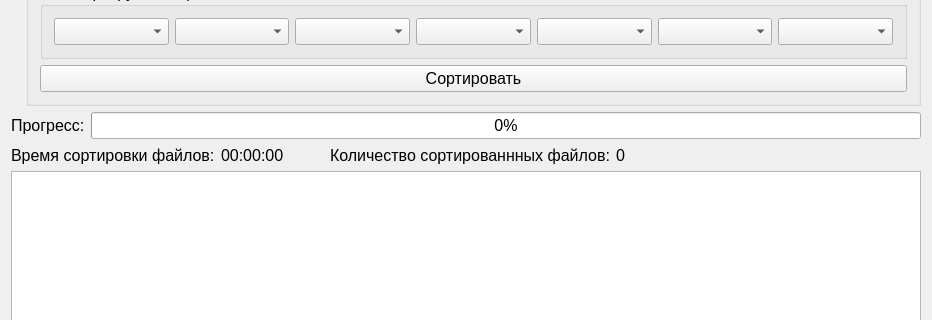
DruidCat/dcsort, file src/dcsort.ui: the form before one commit; both pictures show x 0 to 932 and y 185 to 505 of the 932 by 663 pixel window.
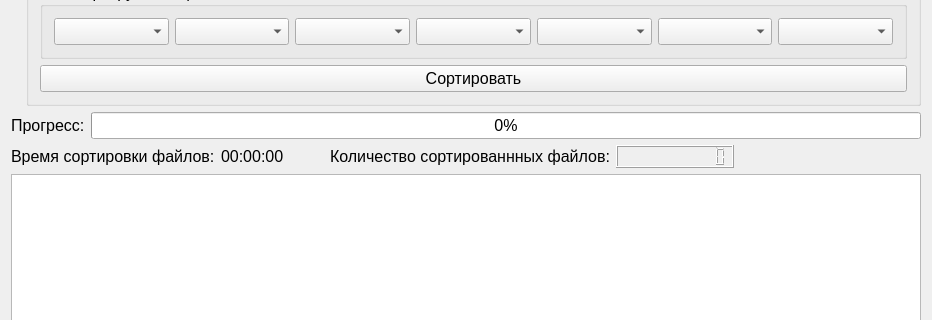
The form after the commit. Icons and pictures are not drawn.

Commit message: Добавил последнюю версию программы

The edit to the form file:
```diff
--- a/src/dcsort.ui
+++ b/src/dcsort.ui
@@ -331,14 +331,16 @@
            </widget>
           </item>
           <item>
-           <widget class="QLabel" name="plblSortKolichestvoFailov">
+           <widget class="QLCDNumber" name="plcdSortKolichestvo">
             <property name="font">
              <font>
               <pointsize>12</pointsize>
+              <weight>75</weight>
+              <bold>true</bold>
              </font>
             </property>
-            <property name="text">
-             <string>0</string>
+            <property name="digitCount">
+             <number>11</number>
             </property>
            </widget>
           </item>
```
Left out of the diff: 2 changed lines with no effect on the pictures. The commit also changes 2 other files.
